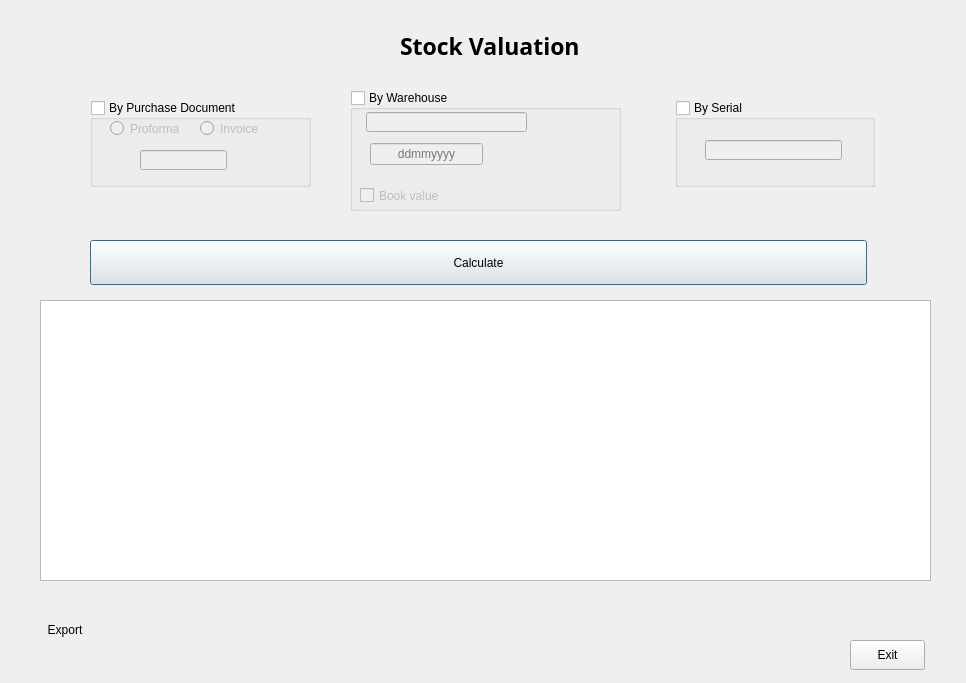
First picture: the form in uis/stock_valuation.ui, repository andrei219/euromedia, before the edit.
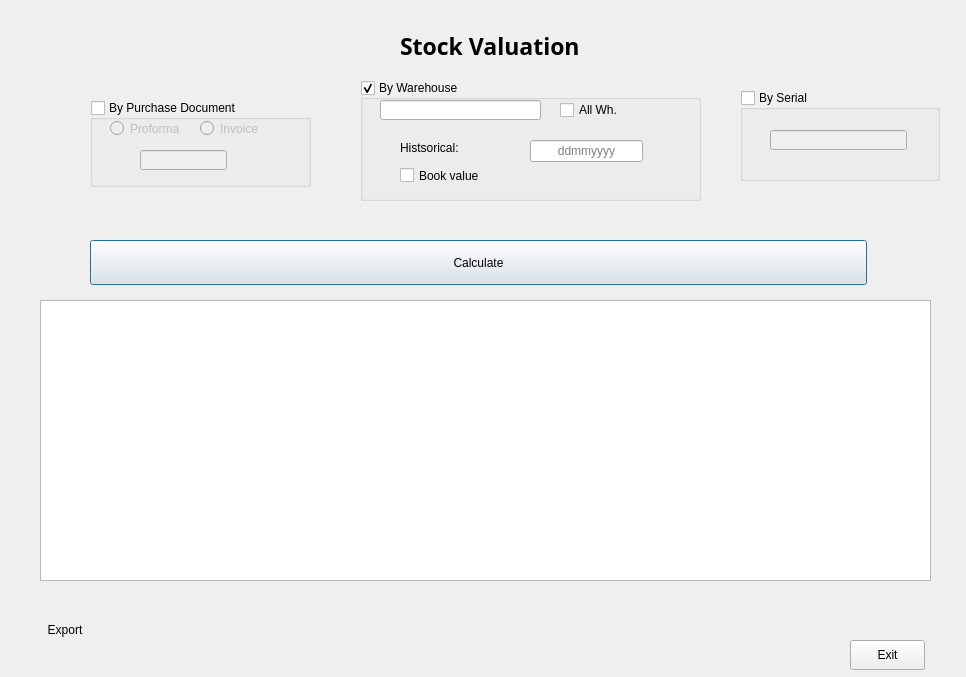
Second picture: the form after the edit. Icons and pictures are not drawn.

The edit to the form file:
```diff
--- a/uis/stock_valuation.ui
+++ b/uis/stock_valuation.ui
@@ -7,12 +7,16 @@
     <x>0</x>
     <y>0</y>
     <width>966</width>
-    <height>683</height>
+    <height>677</height>
    </rect>
   </property>
   <property name="windowTitle">
    <string>Dialog</string>
   </property>
+  <property name="styleSheet">
+   <string notr="true">QLable {font-weight: bold}
+</string>
+  </property>
   <widget class="QGroupBox" name="by_document">
    <property name="geometry">
     <rect>
@@ -71,9 +75,9 @@
   <widget class="QGroupBox" name="by_warehouse">
    <property name="geometry">
     <rect>
-     <x>350</x>
-     <y>90</y>
-     <width>271</width>
+     <x>360</x>
+     <y>80</y>
+     <width>341</width>
      <height>121</height>
     </rect>
    </property>
@@ -84,23 +88,26 @@
     <bool>true</bool>
    </property>
    <property name="checked">
-    <bool>false</bool>
+    <bool>true</bool>
    </property>
    <widget class="QLineEdit" name="warehouse">
     <property name="geometry">
      <rect>
-      <x>16</x>
-      <y>22</y>
+      <x>20</x>
+      <y>20</y>
       <width>161</width>
       <height>20</height>
      </rect>
     </property>
+    <property name="alignment">
+     <set>Qt::AlignCenter</set>
+    </property>
    </widget>
    <widget class="QCheckBox" name="just_line_price">
     <property name="geometry">
      <rect>
-      <x>10</x>
-      <y>90</y>
+      <x>40</x>
+      <y>80</y>
       <width>101</width>
       <height>31</height>
      </rect>
@@ -112,8 +119,8 @@
    <widget class="QLineEdit" name="date">
     <property name="geometry">
      <rect>
-      <x>20</x>
-      <y>53</y>
+      <x>170</x>
+      <y>60</y>
       <width>113</width>
       <height>22</height>
      </rect>
@@ -125,14 +132,40 @@
      <string>ddmmyyyy</string>
     </property>
    </widget>
+   <widget class="QCheckBox" name="all">
+    <property name="geometry">
+     <rect>
+      <x>200</x>
+      <y>20</y>
+      <width>77</width>
+      <height>20</height>
+     </rect>
+    </property>
+    <property name="text">
+     <string>All Wh. </string>
+    </property>
+   </widget>
+   <widget class="QLabel" name="label">
+    <property name="geometry">
+     <rect>
+      <x>40</x>
+      <y>60</y>
+      <width>91</width>
+      <height>16</height>
+     </rect>
+    </property>
+    <property name="text">
+     <string>Histsorical:</string>
+    </property>
+   </widget>
   </widget>
   <widget class="QGroupBox" name="by_serial">
    <property name="geometry">
     <rect>
-     <x>675</x>
-     <y>100</y>
+     <x>740</x>
+     <y>90</y>
      <width>200</width>
-     <height>87</height>
+     <height>91</height>
     </rect>
    </property>
    <property name="title">
```
Left out of the diff: 2 changed lines with no effect on the pictures.
